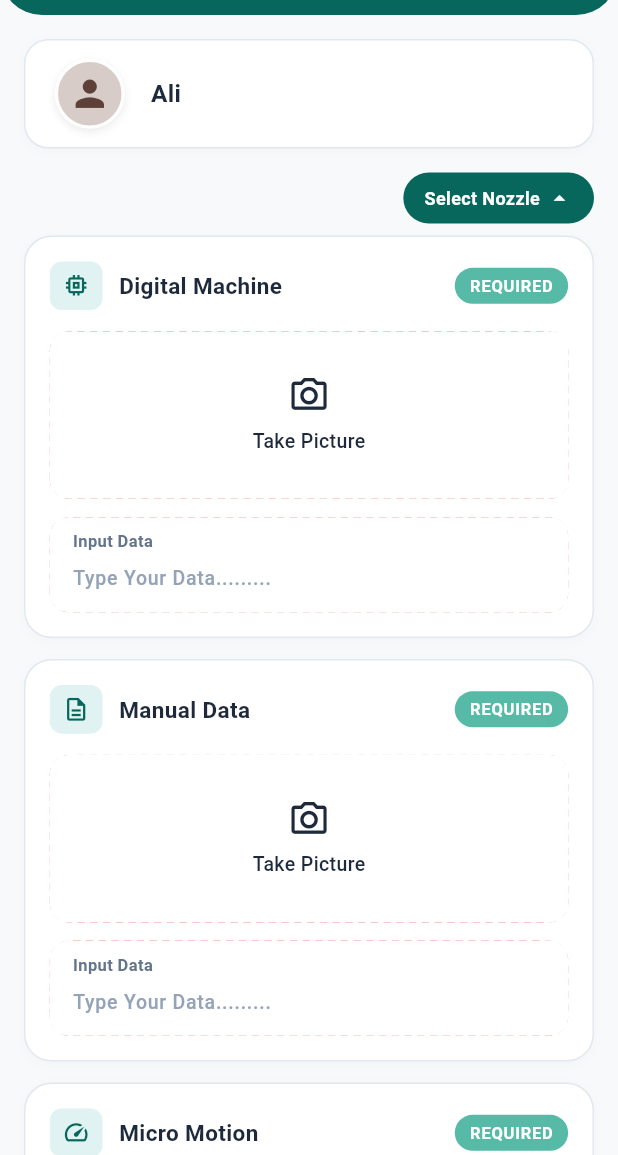
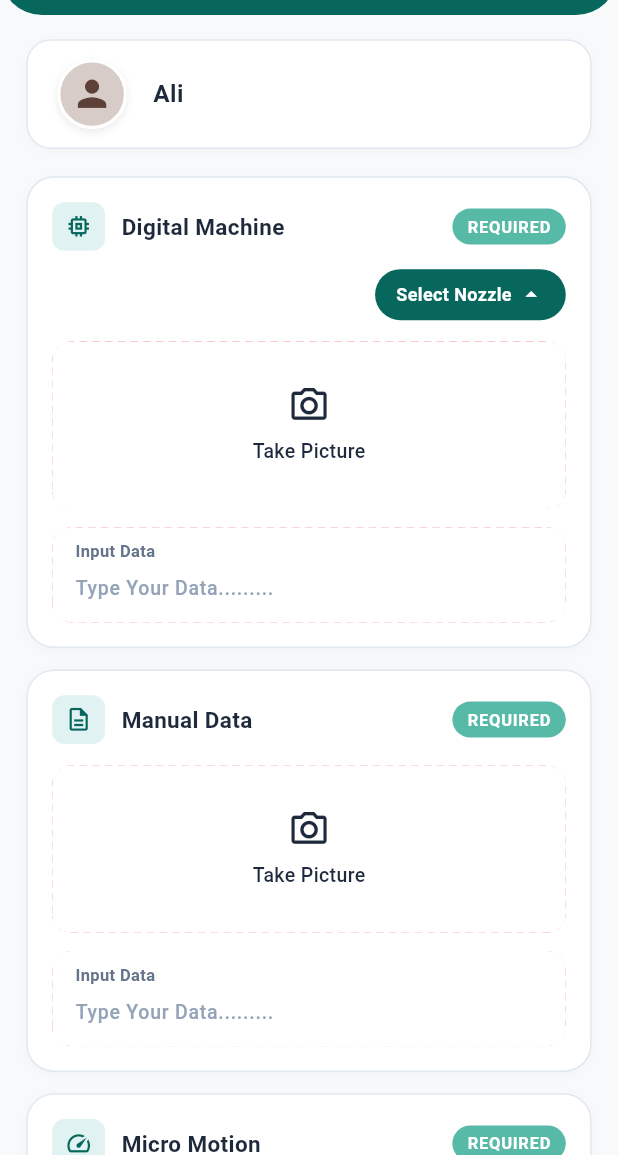
Before and after one commit to Hassan-Developer-cmd/CNG-PUMP, a Flutter app: the DashboardScreen screen opened directly, on a phone screen of 412 x 824 dp, the part 81-1236 px from its top. Run offline on Flutter 3.47's test engine with Material 3 defaults, Android fonts, the phone set to English and light mode, and no system bars; our stand-ins replace camera, flutter_screenutil, image_picker; missing offline and left inert: google_mlkit_text_recognition.

Commit message:
CNG Pump App Created

```diff
--- a/lib/screens/dashboard/dashboard_screen.dart
+++ b/lib/screens/dashboard/dashboard_screen.dart
@@ -1,12 +1,15 @@
 import 'dart:io';
+
 import 'package:flutter/material.dart';
+import 'package:flutter_screenutil/flutter_screenutil.dart';
 import 'package:provider/provider.dart';
+
 import '../../constants/app_colors.dart';
 import '../../constants/app_constants.dart';
 import '../../providers/text_comparison_provider.dart';
 import '../../widgets/shared_widgets/custom_app_bar.dart';
 import '../../widgets/shared_widgets/custom_primary_button.dart';
-import '../../widgets/shared_widgets/source_selector_dropdown.dart';
+// import '../../widgets/shared_widgets/source_selector_dropdown.dart';
 import '../../widgets/dashboard/cng_reading_card.dart';
 import '../../widgets/dashboard/info_note_card.dart';
 import '../../widgets/dashboard/user_profile_header.dart';
@@ -21,7 +24,6 @@ class DashboardScreen extends StatelessWidget {
       context,
       MaterialPageRoute(builder: (context) => const CameraScreen()),
     );
-
     if (capturedFile != null && context.mounted) {
       await context.read<TextComparisonProvider>().setImage(
         index,
@@ -39,8 +41,10 @@ class DashboardScreen extends StatelessWidget {
 
   @override
   Widget build(BuildContext context) {
-    return Scaffold(
+    return SafeArea(
+      child: Scaffold(
         backgroundColor: AppColors.scaffoldBackground,
+        // APP BAR
         appBar: CustomCurvedAppBar(
           title: AppConstants.appName,
           showLogo: true,
@@ -56,41 +60,35 @@ class DashboardScreen extends StatelessWidget {
             ),
           ],
         ),
+
+        // BODY
         body: Consumer<TextComparisonProvider>(
           builder: (context, provider, child) {
             final items = provider.readingItems;
-
             return SingleChildScrollView(
-            padding: const EdgeInsets.symmetric(horizontal: 16, vertical: 16),
+              physics: const BouncingScrollPhysics(),
+              padding: EdgeInsets.fromLTRB(16.w, 16.h, 16.w, 24.h),
               child: Column(
                 crossAxisAlignment: CrossAxisAlignment.stretch,
                 children: [
-                // User Profile Header ("Ali")
-                const UserProfileHeader(),
-                const SizedBox(height: 16),
-
-                // Nozzle / Meter selector for the primary (first) card
-                Align(
-                  alignment: Alignment.centerRight,
-                  child: SourceSelectorDropdown(
-                    selected: provider.primarySourceMode,
-                    onChanged: (mode) =>
-                        provider.setPrimarySourceMode(mode),
-                  ),
-                ),
-                const SizedBox(height: 8),
-
-                // 4 Reading Cards — the first swaps between the Nozzle
-                // (Digital Machine) and Meter image container based on the
-                // selector above; the rest stay unchanged.
+                  // USER PROFILE
+                  UserProfileHeader(),
+                  SizedBox(height: 18.h),
+                  // READING CARDS
                   ...items.asMap().entries.map((entry) {
                     final int index = entry.key;
                     final item = entry.value;
-
                     return Padding(
-                    padding: const EdgeInsets.only(bottom: 14),
+                      padding: EdgeInsets.only(bottom: 14.h),
                       child: CngReadingCard(
                         item: item,
+                        // Only the FIRST card gets the selector.
+                        showSourceSelector: index == 0,
+                        selectedSource: provider.primarySourceMode,
+                        onSourceChanged: index == 0
+                            ? provider.setPrimarySourceMode
+                            : null,
+                        // Existing camera behavior remains intact.
                         onCustomCameraRequested: () =>
                             _openCamera(context, index),
                         onImageCaptured: (file) {
@@ -102,16 +100,14 @@ class DashboardScreen extends StatelessWidget {
                       ),
                     );
                   }),
-
-                const SizedBox(height: 4),
-                const Divider(color: AppColors.divider, height: 1),
-                const SizedBox(height: 16),
-
-                // Information Note Banner
-                const InfoNoteCard(),
-                const SizedBox(height: 20),
-
-                // "Compare Data" Button
+                  SizedBox(height: 2.h),
+                  // DIVIDER
+                  Divider(color: AppColors.divider, height: 1),
+                  SizedBox(height: 16.h),
+                  // INFO NOTE
+                  InfoNoteCard(),
+                  SizedBox(height: 20.h),
+                  // COMPARE BUTTON
                   CustomPrimaryButton(
                     text: AppConstants.compareData,
                     icon: Icons.compare_arrows,
@@ -120,12 +116,13 @@ class DashboardScreen extends StatelessWidget {
                     onPressed: () => _navigateToComparison(context),
                   ),
 
-                const SizedBox(height: 24),
+                  SizedBox(height: 8.h),
                 ],
               ),
             );
           },
         ),
+      ),
     );
   }
 }
--- a/lib/widgets/dashboard/cng_reading_card.dart
+++ b/lib/widgets/dashboard/cng_reading_card.dart
@@ -1,12 +1,15 @@
 import 'dart:io';
+
 import 'package:flutter/material.dart';
 import 'package:flutter_screenutil/flutter_screenutil.dart';
 import 'package:image_picker/image_picker.dart';
+
 import '../../constants/app_colors.dart';
 import '../../constants/app_constants.dart';
 import '../../constants/app_typography.dart';
 import '../../models/cng_reading_item.dart';
 import '../shared_widgets/dashed_border_box.dart';
+import '../shared_widgets/source_selector_dropdown.dart';
 import '../shared_widgets/status_badge.dart';
 
 class CngReadingCard extends StatefulWidget {
@@ -15,12 +18,20 @@ class CngReadingCard extends StatefulWidget {
   final Function(String text) onTextChanged;
   final VoidCallback? onCustomCameraRequested;
 
+  // First card only.
+  final bool showSourceSelector;
+  final PrimarySourceMode? selectedSource;
+  final ValueChanged<PrimarySourceMode>? onSourceChanged;
+
   const CngReadingCard({
     super.key,
     required this.item,
     required this.onImageCaptured,
     required this.onTextChanged,
     this.onCustomCameraRequested,
+    this.showSourceSelector = false,
+    this.selectedSource,
+    this.onSourceChanged,
   });
 
   @override
@@ -29,17 +40,25 @@ class CngReadingCard extends StatefulWidget {
 
 class _CngReadingCardState extends State<CngReadingCard> {
   late final TextEditingController _controller;
+
   final ImagePicker _picker = ImagePicker();
+
+  // Sui Gas has three independent image areas.
+  File? _vb1Image;
+  File? _vs1Image;
+  File? _rFlowImage;
 
   @override
   void initState() {
     super.initState();
+
     _controller = TextEditingController(text: widget.item.extractedText);
   }
 
   @override
   void didUpdateWidget(covariant CngReadingCard oldWidget) {
     super.didUpdateWidget(oldWidget);
+
     if (widget.item.extractedText != _controller.text &&
         !widget.item.isLoading) {
       _controller.value = TextEditingValue(
@@ -57,6 +76,8 @@ class _CngReadingCardState extends State<CngReadingCard> {
     super.dispose();
   }
 
+  // BORDER COLOR
+
   Color get _borderColor {
     if (widget.item.isRequired) {
       return widget.item.hasText || widget.item.hasImage
@@ -66,6 +87,7 @@ class _CngReadingCardState extends State<CngReadingCard> {
     return AppColors.dashedGreen;
   }
 
+  // NORMAL CAMERA
   Future<void> _handlePictureTap() async {
     if (widget.item.isLoading) return;
 
@@ -89,8 +111,42 @@ class _CngReadingCardState extends State<CngReadingCard> {
     }
   }
 
+  // SUI GAS CAMERA
+  Future<void> _captureSuiGasImage(String type) async {
+    try {
+      final XFile? photo = await _picker.pickImage(
+        source: ImageSource.camera,
+        maxWidth: 2048,
+        maxHeight: 2048,
+        imageQuality: 100,
+      );
+
+      if (photo == null) return;
+      final File image = File(photo.path);
+
+      setState(() {
+        switch (type) {
+          case 'VB1':
+            _vb1Image = image;
+            break;
+          case 'VS1':
+            _vs1Image = image;
+            break;
+          case 'R Flow':
+            _rFlowImage = image;
+            break;
+        }
+      });
+    } catch (e) {
+      debugPrint('Error capturing Sui Gas image: $e');
+    }
+  }
+
+  // MAIN BUILD
   @override
   Widget build(BuildContext context) {
+    final bool isSuiGas = widget.item.type == CngReadingType.suiGas;
+
     return Container(
       width: double.infinity,
       padding: EdgeInsets.all(16.r),
@@ -109,15 +165,16 @@ class _CngReadingCardState extends State<CngReadingCard> {
       child: Column(
         crossAxisAlignment: CrossAxisAlignment.start,
         children: [
-          // Header: Icon + Title + Badge
+          // HEADER
           Row(
+            crossAxisAlignment: CrossAxisAlignment.center,
             children: [
               Container(
                 width: 32.w,
                 height: 32.h,
                 decoration: BoxDecoration(
                   color: AppColors.lightTeal,
-                  borderRadius: BorderRadius.circular(8),
+                  borderRadius: BorderRadius.circular(8.r),
                 ),
                 child: Icon(
                   widget.item.icon,
@@ -135,20 +192,34 @@ class _CngReadingCardState extends State<CngReadingCard> {
               StatusBadge(isRequired: widget.item.isRequired),
             ],
           ),
+          // SOURCE SELECTOR
+          if (widget.showSourceSelector) ...[
+            SizedBox(height: 12.h),
+            Row(
+              mainAxisAlignment: MainAxisAlignment.end,
+              children: [
+                SourceSelectorDropdown(
+                  selected: widget.selectedSource ?? PrimarySourceMode.nozzle,
+                  onChanged: widget.onSourceChanged ?? (_) {},
+                ),
+              ],
+            ),
+          ],
           SizedBox(height: 14.h),
-
-          // Picture Box
+          // SUI GAS SPECIAL LAYOUT
+          if (isSuiGas)
+            _buildSuiGasContent()
+          else ...[
             _buildPictureBox(),
             SizedBox(height: 12.h),
+            _buildInputDataBox(),
+          ],
 
-          // Input Data Box
-          _buildInputDataBox(),
-
-          // Error or status note if any
+          // ERROR
           if (widget.item.error != null && widget.item.error!.isNotEmpty) ...[
             SizedBox(height: 6.h),
             Padding(
-              padding: EdgeInsets.symmetric(horizontal: 4.h),
+              padding: EdgeInsets.symmetric(horizontal: 4.w),
               child: Text(
                 widget.item.error!,
                 style: TextStyle(
@@ -164,60 +235,77 @@ class _CngReadingCardState extends State<CngReadingCard> {
     );
   }
 
+  // NORMAL PICTURE BOX
   Widget _buildPictureBox() {
     return DashedBorderBox(
       borderColor: _borderColor,
       borderRadius: 12.r,
       onTap: _handlePictureTap,
       padding: EdgeInsets.zero,
-      child: Container(
+      child: SizedBox(
         height: 110.h,
         width: double.infinity,
-        alignment: Alignment.center,
         child: widget.item.isLoading
-            ? Column(
+            ? _buildLoadingContent()
+            : widget.item.hasImage
+            ? _buildCapturedImage(widget.item.image!)
+            : _buildEmptyPictureContent(),
+      ),
+    );
+  }
+
+  // LOADING
+  Widget _buildLoadingContent() {
+    return Column(
       mainAxisAlignment: MainAxisAlignment.center,
       children: [
         SizedBox(
           width: 26.w,
           height: 26.h,
-                    child: CircularProgressIndicator(
+          child: const CircularProgressIndicator(
             strokeWidth: 2.5,
-                      valueColor: AlwaysStoppedAnimation<Color>(
-                        AppColors.primaryTeal,
-                      ),
+            valueColor: AlwaysStoppedAnimation<Color>(AppColors.primaryTeal),
           ),
         ),
         SizedBox(height: 8.h),
         Text(
           'Extracting text...',
-                    style: TextStyle(
-                      fontSize: 12.sp,
-                      color: AppColors.textSecondary,
-                    ),
+          style: TextStyle(fontSize: 12.sp, color: AppColors.textSecondary),
         ),
       ],
-              )
-            : widget.item.hasImage
-            ? ClipRRect(
-                borderRadius: BorderRadius.circular(12),
+    );
+  }
+
+  // EMPTY CAMERA
+  Widget _buildEmptyPictureContent() {
+    return Column(
+      mainAxisAlignment: MainAxisAlignment.center,
+      children: [
+        Icon(
+          Icons.camera_alt_outlined,
+          size: 28.sp,
+          color: AppColors.textPrimary,
+        ),
+        SizedBox(height: 6.h),
+        Text(AppConstants.takePicture, style: AppTypography.actionLabel),
+      ],
+    );
+  }
+
+  // CAPTURED IMAGE
+  Widget _buildCapturedImage(File image) {
+    return ClipRRect(
+      borderRadius: BorderRadius.circular(12.r),
       child: Stack(
+        fit: StackFit.expand,
         children: [
-                    Image.file(
-                      widget.item.image!,
-                      width: double.infinity,
-                      height: 110.h,
-                      fit: BoxFit.cover,
-                    ),
+          Image.file(image, fit: BoxFit.cover),
           Container(color: Colors.black.withValues(alpha: 0.25)),
           Positioned(
-                      right: 8,
-                      bottom: 8,
+            right: 8.w,
+            bottom: 8.h,
             child: Container(
-                        padding: EdgeInsets.symmetric(
-                          horizontal: 8.w,
-                          vertical: 4.h,
-                        ),
+              padding: EdgeInsets.symmetric(horizontal: 8.w, vertical: 4.h),
               decoration: BoxDecoration(
                 color: Colors.black.withValues(alpha: 0.6),
                 borderRadius: BorderRadius.circular(6.r),
@@ -225,11 +313,7 @@ class _CngReadingCardState extends State<CngReadingCard> {
               child: Row(
                 mainAxisSize: MainAxisSize.min,
                 children: [
-                            Icon(
-                              Icons.camera_alt,
-                              color: Colors.white,
-                              size: 14.sp,
-                            ),
+                  Icon(Icons.camera_alt, color: Colors.white, size: 14.sp),
                   SizedBox(width: 4.w),
                   Text(
                     'Retake',
@@ -245,26 +329,10 @@ class _CngReadingCardState extends State<CngReadingCard> {
           ),
         ],
       ),
-              )
-            : Column(
-                mainAxisAlignment: MainAxisAlignment.center,
-                children: [
-                  Icon(
-                    Icons.camera_alt_outlined,
-                    size: 28.sp,
-                    color: AppColors.textPrimary,
-                  ),
-                  SizedBox(height: 6.h),
-                  Text(
-                    AppConstants.takePicture,
-                    style: AppTypography.actionLabel,
-                  ),
-                ],
-              ),
-      ),
     );
   }
 
+  // INPUT DATA
   Widget _buildInputDataBox() {
     return DashedBorderBox(
       borderColor: _borderColor,
@@ -292,4 +360,117 @@ class _CngReadingCardState extends State<CngReadingCard> {
       ),
     );
   }
+
+  // SUI GAS CONTENT
+  Widget _buildSuiGasContent() {
+    return Column(
+      crossAxisAlignment: CrossAxisAlignment.start,
+      children: [
+        Row(
+          children: [
+            Expanded(
+              child: _buildSuiGasPictureBox(label: 'VB1', image: _vb1Image),
+            ),
+            SizedBox(width: 8.w),
+            Expanded(
+              child: _buildSuiGasPictureBox(label: 'VS1', image: _vs1Image),
+            ),
+
+            SizedBox(width: 8.w),
+
+            Expanded(
+              child: _buildSuiGasPictureBox(
+                label: 'R Flow',
+                image: _rFlowImage,
+              ),
+            ),
+          ],
+        ),
+        SizedBox(height: 12.h),
+        _buildInputDataBox(),
+      ],
+    );
   }
+
+  // SUI GAS INDIVIDUAL IMAGE BOX
+  Widget _buildSuiGasPictureBox({required String label, required File? image}) {
+    return DashedBorderBox(
+      borderColor: _borderColor,
+      borderRadius: 12.r,
+      onTap: () => _captureSuiGasImage(label),
+      padding: EdgeInsets.zero,
+      child: SizedBox(
+        height: 105.h,
+        child: image == null
+            ? Column(
+                mainAxisAlignment: MainAxisAlignment.center,
+                children: [
+                  Icon(
+                    Icons.camera_alt_outlined,
+                    size: 25.sp,
+                    color: AppColors.textPrimary,
+                  ),
+                  SizedBox(height: 5.h),
+                  Text(
+                    label,
+                    textAlign: TextAlign.center,
+                    style: TextStyle(
+                      fontSize: 11.sp,
+                      fontWeight: FontWeight.w700,
+                      color: AppColors.textPrimary,
+                    ),
+                  ),
+                ],
+              )
+            : ClipRRect(
+                borderRadius: BorderRadius.circular(12.r),
+                child: Stack(
+                  fit: StackFit.expand,
+                  children: [
+                    Image.file(image, fit: BoxFit.cover),
+                    Container(color: Colors.black.withValues(alpha: 0.25)),
+                    Positioned(
+                      left: 6.w,
+                      top: 6.h,
+                      child: Container(
+                        padding: EdgeInsets.symmetric(
+                          horizontal: 6.w,
+                          vertical: 3.h,
+                        ),
+                        decoration: BoxDecoration(
+                          color: Colors.black.withValues(alpha: 0.65),
+                          borderRadius: BorderRadius.circular(5.r),
+                        ),
+                        child: Text(
+                          label,
+                          style: TextStyle(
+                            color: Colors.white,
+                            fontSize: 10.sp,
+                            fontWeight: FontWeight.w700,
+                          ),
+                        ),
+                      ),
+                    ),
+                    Positioned(
+                      right: 6.w,
+                      bottom: 6.h,
+                      child: Container(
+                        padding: EdgeInsets.all(5.r),
+                        decoration: BoxDecoration(
+                          color: Colors.black.withValues(alpha: 0.65),
+                          shape: BoxShape.circle,
+                        ),
+                        child: Icon(
+                          Icons.camera_alt,
+                          color: Colors.white,
+                          size: 13.sp,
+                        ),
+                      ),
+                    ),
+                  ],
+                ),
+              ),
+      ),
+    );
+  }
+}
```
Lines whose indentation alone changed are shown as unchanged.
